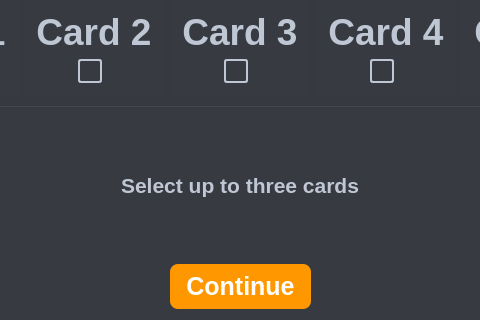
The window that view/drawhand.ui (jaydeelew/poker_game_gui) describes before a commit, drawn with Qt 5; both pictures show x 145 to 625 and y 200 to 520 of the 770 by 520 pixel window.
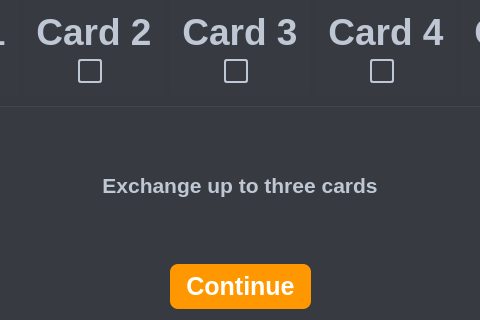
The same window after the commit.

Commit message: changed instruction text

Diff of the .ui file:
```diff
--- a/view/drawhand.ui
+++ b/view/drawhand.ui
@@ -477,7 +477,7 @@
         </font>
        </property>
        <property name="text">
-        <string>Select up to three cards</string>
+        <string>Exchange up to three cards</string>
        </property>
        <property name="alignment">
         <set>Qt::AlignmentFlag::AlignCenter</set>
```
